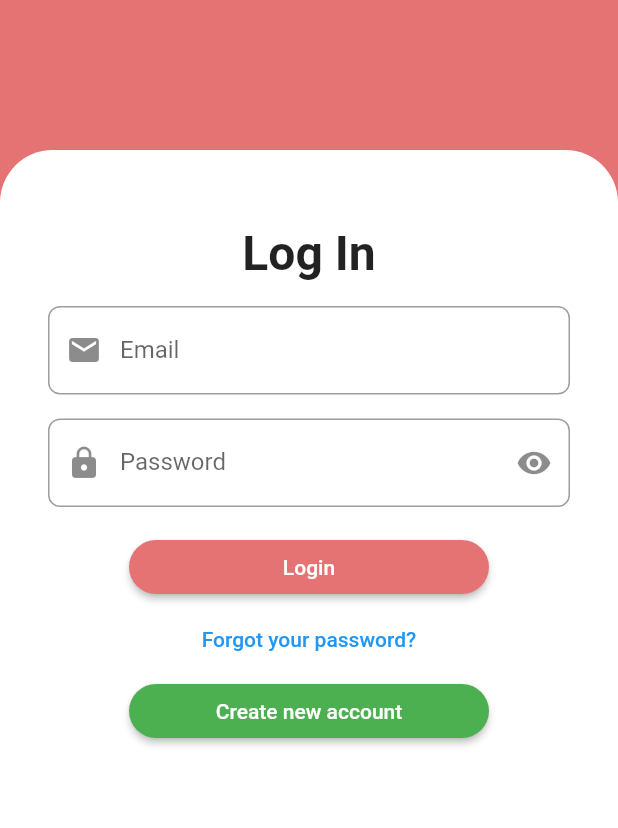
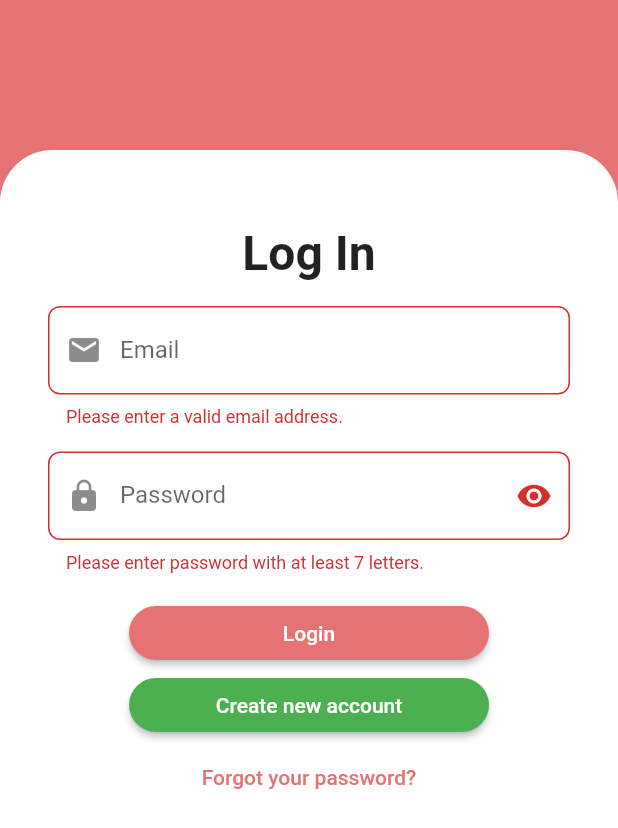
Before and after one commit to Lee-Yoonjoo/flutter_firebase_chat, a Flutter app: the screen it shows after launch, after a tap on "Login", on a phone screen of 412 x 824 dp. Shown: the top 828 px of the screen. Run offline on Flutter 3.47's test engine with Material 2 defaults, Android fonts, the phone set to English and light mode, and no system bars; our stand-ins replace cloud_firestore, firebase_core; accounts and stored records are empty.

Commit message:
Added Click events for login and sign up

```diff
--- a/lib/widgets/auth_form.dart
+++ b/lib/widgets/auth_form.dart
@@ -8,76 +8,158 @@ class AuthForm extends StatefulWidget {
 class _AuthFormState extends State<AuthForm> {
   TextEditingController emailController = TextEditingController();
   TextEditingController passwordController = TextEditingController();
+  TextEditingController usernameController = TextEditingController();
   bool isVisible = true;
+
+  final _formKey = GlobalKey<FormState>();
+  var _formFlipped = false;
+  var _isLogin = true;
+  var _userEmail = '';
+  var _userName = '';
+  var _userPassword = '';
+
+  void _tryLogin() {
+    final isValid = _formKey.currentState!.validate();
+    FocusScope.of(context).unfocus();
+    if (isValid) {
+      _formKey.currentState?.save();
+      print(_userEmail);
+      print(_userName);
+      print(_userPassword);
+    }
+  }
 
   @override
   Widget build(BuildContext context) {
     return Scaffold(
       backgroundColor: Colors.red.shade300,
-      body: Container(
+      body: SingleChildScrollView(
+        child: Form(
+          autovalidateMode: AutovalidateMode.onUserInteraction,
+          key: _formKey,
+          child: SizedBox(
+            height: MediaQuery.of(context).size.height,
             child: Column(
               children: [
                 Container(
-              padding: EdgeInsets.symmetric(vertical: 50),
+                  padding: const EdgeInsets.symmetric(vertical: 50),
                   child: Container(),
                 ),
                 Expanded(
                   child: Container(
-                padding: EdgeInsets.symmetric(horizontal: 32),
-                constraints: BoxConstraints.expand(),
-                decoration: BoxDecoration(
+                    padding: const EdgeInsets.symmetric(horizontal: 32),
+                    constraints: const BoxConstraints.expand(),
+                    decoration: const BoxDecoration(
                         color: Colors.white,
                         borderRadius: BorderRadius.only(
                             topLeft: Radius.circular(35),
                             topRight: Radius.circular(35))),
                     child: Column(
                       children: [
-                    SizedBox(
+                        const SizedBox(
                           height: 50,
                         ),
                         Text(
-                      'Log In',
-                      style:
-                          TextStyle(fontSize: 32, fontWeight: FontWeight.bold),
+                          _isLogin ? 'Log In' : 'Sign Up',
+                          style: const TextStyle(
+                              fontSize: 32, fontWeight: FontWeight.bold),
                         ),
-                    SizedBox(
+                        const SizedBox(
                           height: 16,
                         ),
-                    TextField(
+                        TextFormField(
+                          key: ValueKey('email'),
+                          validator: (value) {
+                            if(_formFlipped) return null;
+                            if (emailController.text.isEmpty ||
+                                !emailController.text.contains('@')) {
+                              return 'Please enter a valid email address.';
+                            }
+                            return null;
+                          },
                           controller: emailController,
                           onChanged: (value) {
                             setState(() {});
                           },
                           decoration: InputDecoration(
                             // icon: Icon(Icons.mail),
-                          prefixIcon: Icon(Icons.mail),
+                            prefixIcon: const Icon(Icons.mail),
                             suffixIcon: emailController.text.isEmpty
-                              ? Text('')
+                                ? const Text('')
                                 : GestureDetector(
                                     onTap: () {
                                       emailController.clear();
                                     },
-                                  child: Icon(Icons.close)),
+                                    child: const Icon(Icons.close)),
                             hintText: 'example@mail.com',
                             labelText: 'Email',
                             border: OutlineInputBorder(
                               borderRadius: BorderRadius.circular(8),
                               borderSide:
-                                  BorderSide(color: Colors.red, width: 1))),
+                                  const BorderSide(color: Colors.red, width: 1),
                             ),
-                    SizedBox(
+                          ),
+                          onSaved: (value) {
+                            _userEmail = value!;
+                          },
+                        ),
+                        const SizedBox(
                           height: 16,
                         ),
-                    TextField(
-                      obscureText: isVisible,
-                      controller: passwordController,
-                      onChanged: (value) {
-                        print(value);
+                        if (!_isLogin)
+                          TextFormField(
+                            key: ValueKey('username'),
+                            controller: usernameController,
+                            onChanged: (value) {},
+                            validator: (value) {
+                              if (usernameController.text.isEmpty ||
+                                  usernameController.text.length < 4) {
+                                return 'Please enter username with at least 4 letters.';
+                              }
+                              return null;
                             },
                             //
                             decoration: InputDecoration(
                               // icon: Icon(Icons.mail),
-                          prefixIcon: Icon(Icons.lock),
+                              prefixIcon: const Icon(Icons.person),
+                              suffixIcon: usernameController.text.isEmpty
+                                  ? const Text('')
+                                  : GestureDetector(
+                                      onTap: () {
+                                        usernameController.clear();
+                                      },
+                                      child: const Icon(Icons.close)),
+                              hintText: 'Enter your username',
+                              labelText: 'Username',
+                              border: OutlineInputBorder(
+                                borderRadius: BorderRadius.circular(8),
+                                borderSide: const BorderSide(
+                                    color: Colors.red, width: 1),
+                              ),
+                            ),
+                            onSaved: (value) {
+                              _userName = value!;
+                            },
+                          ),
+                        if (!_isLogin)
+                          const SizedBox(
+                            height: 16,
+                          ),
+                        TextFormField(
+                          key: ValueKey('password'),
+                          obscureText: isVisible,
+                          controller: passwordController,
+                          onChanged: (value) {},
+                          validator: (value) {
+                            if (passwordController.text.isEmpty ||
+                                passwordController.text.length < 7) {
+                              return 'Please enter password with at least 7 letters.';
+                            }
+                            return null;
+                          },
+                          decoration: InputDecoration(
+                            // icon: Icon(Icons.mail),
+                            prefixIcon: const Icon(Icons.lock),
                             suffixIcon: GestureDetector(
                                 onTap: () {
                                   isVisible = !isVisible;
@@ -91,26 +173,48 @@ class _AuthFormState extends State<AuthForm> {
                             border: OutlineInputBorder(
                               borderRadius: BorderRadius.circular(8),
                               borderSide:
-                                  BorderSide(color: Colors.red, width: 1))),
+                                  const BorderSide(color: Colors.red, width: 1),
                             ),
-                    SizedBox(
+                          ),
+                          onSaved: (value) {
+                            _userPassword = value!;
+                          },
+                        ),
+                        const SizedBox(
                           height: 16,
                         ),
+                        if (_isLogin)
                           ElevatedButton(
-                      onPressed: () {},
-                      child: Text('Login'),
+                            onPressed: _tryLogin,
+                            child: const Text('Login'),
                           ),
-                    TextButton(
-                        onPressed: () {}, child: Text('Forgot your password?')),
                         ElevatedButton(
-                      onPressed: () {},
+                          onPressed: () {
+                            setState(() {
+                              if (_isLogin) {
+                                _isLogin = !_isLogin;
+                              }
+                            });
+                          },
                           child: Padding(
-                        padding: const EdgeInsets.symmetric(
+                            padding: EdgeInsets.symmetric(
                                 horizontal: 16, vertical: 10),
                             child: Text('Create new account'),
                           ),
-                      style: ElevatedButton.styleFrom(
-                        primary: Colors.green
+                          style:
+                              ElevatedButton.styleFrom(primary: Colors.green),
+                        ),
+                        TextButton(
+                          onPressed: () {
+                            setState(() {
+                              if(!_isLogin){
+                                _isLogin = !_isLogin;
+                              }
+                            });
+                          },
+                          child: Text(_isLogin ? 'Forgot your password?' : 'I have an account'),
+                          style: TextButton.styleFrom(
+                            primary: Theme.of(context).backgroundColor,
                           ),
                         ),
                       ],
@@ -120,46 +224,6 @@ class _AuthFormState extends State<AuthForm> {
               ],
             ),
           ),
-    );
-    return Center(
-      child: Card(
-        margin: EdgeInsets.all(20),
-        child: SingleChildScrollView(
-          child: Padding(
-            padding: EdgeInsets.all(16),
-            child: Form(
-              child: Column(
-                mainAxisSize: MainAxisSize.min,
-                children: <Widget>[
-                  TextFormField(
-                    keyboardType: TextInputType.emailAddress,
-                    decoration: InputDecoration(
-                      labelText: 'Email Address',
-                    ),
-                  ),
-                  TextFormField(
-                    decoration: InputDecoration(labelText: 'Username'),
-                  ),
-                  TextFormField(
-                    obscureText: true,
-                    decoration: InputDecoration(labelText: 'Password'),
-                  ),
-                  SizedBox(height: 12),
-                  ElevatedButton(
-                    style: ElevatedButton.styleFrom(
-                        shape: RoundedRectangleBorder(
-                            borderRadius: BorderRadius.circular(24.0)),
-                        padding: EdgeInsets.all(12),
-                        primary: Colors.blue),
-                    onPressed: () {},
-                    child: Text('Login'),
-                  ),
-                  TextButton(
-                      onPressed: () {}, child: Text('Create new account')),
-                ],
-              ),
-            ),
-          ),
         ),
       ),
     );
```
Lines whose indentation alone changed are shown as unchanged.
